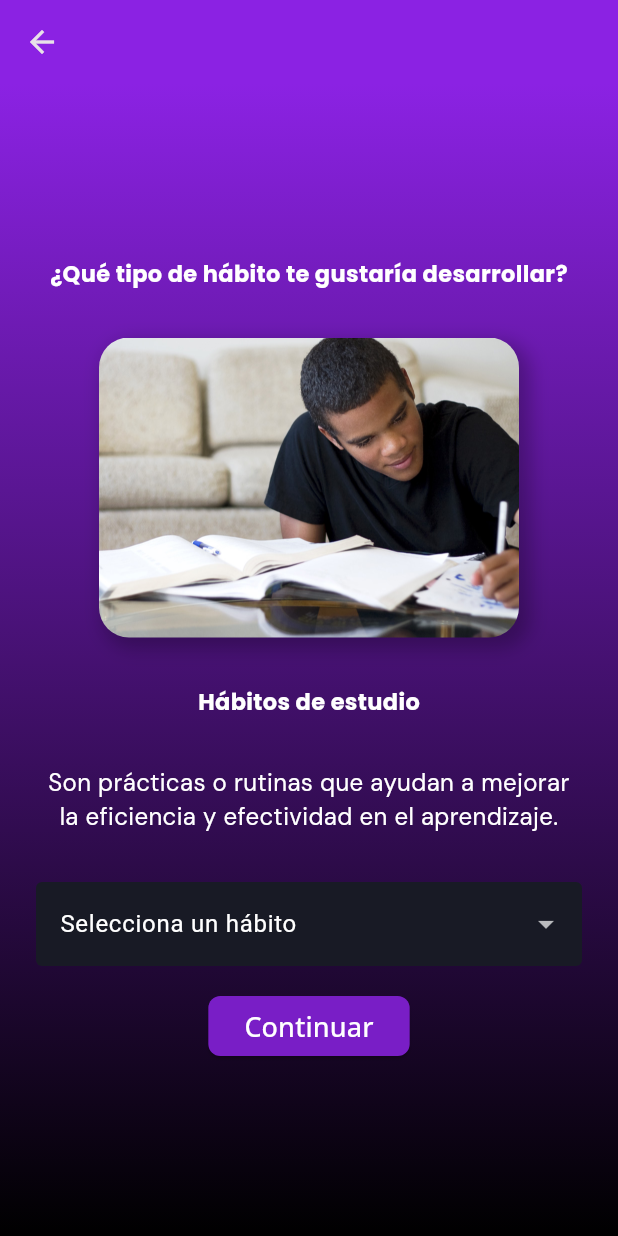
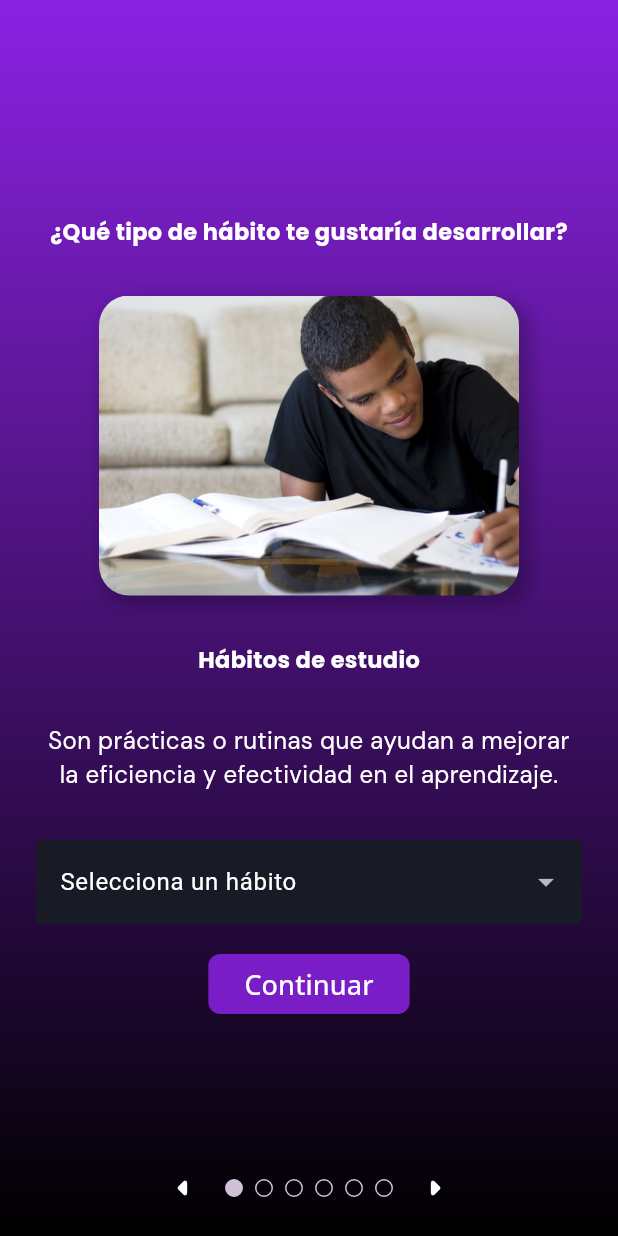
Before and after one commit to diegoZarateFer/stubit, a Flutter app: the HabitsMenuScreen screen opened directly, on a phone screen of 412 x 824 dp. Run offline on Flutter 3.47's test engine with Material 3 defaults, Android fonts, the phone set to English and light mode, and no system bars; our stand-ins replace cloud_firestore, firebase_auth, firebase_core, google_fonts, popover; missing offline and left inert: day_picker; accounts and stored records are empty.

Commit message:
Mejora del menú de hábitos.

```diff
--- a/lib/screens/habits_menu_screen.dart
+++ b/lib/screens/habits_menu_screen.dart
@@ -12,40 +12,43 @@ class HabitsMenuScreen extends StatefulWidget {
 class _HabitsMenuScreenState extends State<HabitsMenuScreen>
     with SingleTickerProviderStateMixin {
   late PageController _pageViewController;
+  late TabController _tabController;
   int _currentPageIndex = 0;
 
   @override
   void initState() {
     super.initState();
     _pageViewController = PageController();
+    _tabController = TabController(length: 6, vsync: this);
   }
 
   @override
   void dispose() {
     _pageViewController.dispose();
+    _tabController.dispose();
     super.dispose();
   }
 
   void _handlePageViewChanged(int currentPageIndex) {
+    _tabController.index = currentPageIndex;
+
     setState(() {
       _currentPageIndex = currentPageIndex;
     });
   }
 
+  void _updateCurrentPageIndex(int index) {
+    _tabController.index = index;
+    _pageViewController.animateToPage(
+      index,
+      duration: const Duration(milliseconds: 400),
+      curve: Curves.easeOut,
+    );
+  }
+
   @override
   Widget build(BuildContext context) {
     return Scaffold(
-      appBar: AppBar(
-        backgroundColor: const Color.fromRGBO(139, 34, 227, 1),
-        leading: IconButton(
-          onPressed: () {
-            Navigator.of(context).pop();
-          },
-          icon: const Icon(
-            Icons.arrow_back,
-          ),
-        ),
-      ),
       body: Container(
         height: double.infinity,
         decoration: const BoxDecoration(
@@ -114,10 +117,74 @@ class _HabitsMenuScreenState extends State<HabitsMenuScreen>
                 ),
               ],
             ),
+            PageIndicator(
+              currentPageIndex: _currentPageIndex,
+              tabController: _tabController,
+              onUpdateCurrentPageIndex: _updateCurrentPageIndex,
+            ),
           ],
         ),
       ),
     );
-    ;
   }
 }
+
+class PageIndicator extends StatelessWidget {
+  const PageIndicator({
+    super.key,
+    required this.currentPageIndex,
+    required this.tabController,
+    required this.onUpdateCurrentPageIndex,
+  });
+
+  final int currentPageIndex;
+  final TabController tabController;
+  final void Function(int) onUpdateCurrentPageIndex;
+
+  @override
+  Widget build(BuildContext context) {
+    return Padding(
+      padding: const EdgeInsets.all(
+        8,
+      ),
+      child: Row(
+        mainAxisAlignment: MainAxisAlignment.center,
+        children: [
+          IconButton(
+            splashRadius: 16,
+            padding: EdgeInsets.zero,
+            onPressed: () {
+              if (currentPageIndex == 0) {
+                return;
+              }
+              onUpdateCurrentPageIndex(currentPageIndex - 1);
+            },
+            icon: const Icon(
+              Icons.arrow_left_rounded,
+              color: Colors.white,
+              size: 32,
+            ),
+          ),
+          TabPageSelector(
+            controller: tabController,
+          ),
+          IconButton(
+            splashRadius: 16,
+            padding: EdgeInsets.zero,
+            onPressed: () {
+              if (currentPageIndex == 5) {
+                return;
+              }
+              onUpdateCurrentPageIndex(currentPageIndex + 1);
+            },
+            icon: const Icon(
+              Icons.arrow_right_rounded,
+              size: 32,
+              color: Colors.white,
+            ),
+          ),
+        ],
+      ),
+    );
+  }
+}
```
